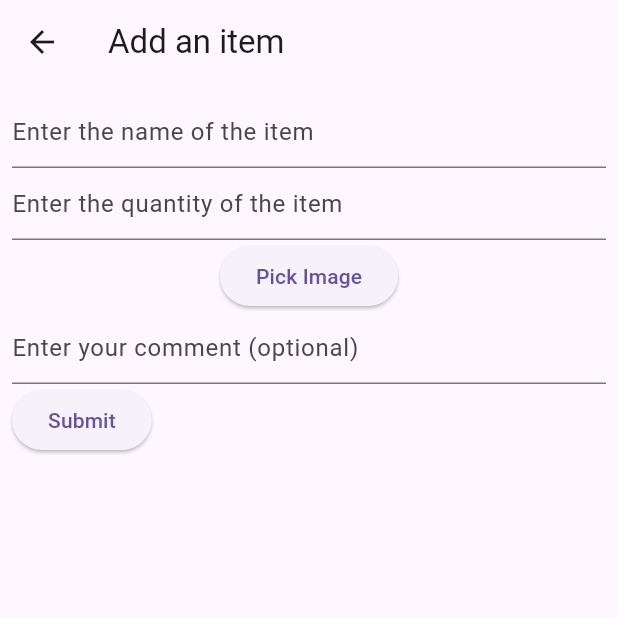
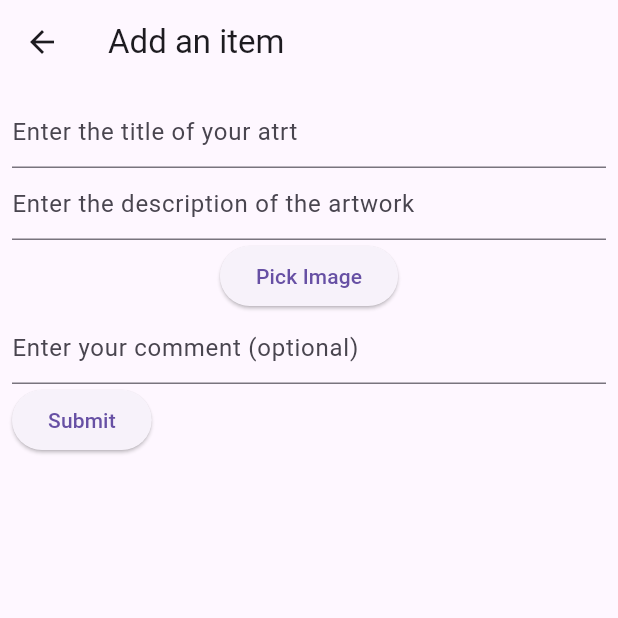
Before and after one commit to Zhgorrin/Art-Gallery, a Flutter app: the AddScreen screen opened directly, on a phone screen of 412 x 824 dp, the top half of it. Run offline on Flutter 3.47's test engine with Material 3 defaults, Android fonts, the phone set to English and light mode, and no system bars; our stand-ins replace cloud_firestore, firebase_auth, firebase_core, firebase_storage, image_picker; accounts and stored records are empty.

Commit message:
Minor changes and fixes

```diff
--- a/pj2/lib/add.dart
+++ b/pj2/lib/add.dart
@@ -44,10 +44,10 @@ class _AddScreenState extends State<AddScreen> {
                 TextFormField(
                   controller: _controllerName,
                   decoration: const InputDecoration(
-                      hintText: 'Enter the name of the item'),
+                      hintText: 'Enter the title of your atrt'),
                   validator: (String? value) {
                     if (value == null || value.isEmpty) {
-                      return 'Please enter the item name';
+                      return 'Please enter the artwork title';
                     }
                     return null;
                   },
@@ -55,10 +55,10 @@ class _AddScreenState extends State<AddScreen> {
                 TextFormField(
                   controller: _controllerQuantity,
                   decoration: const InputDecoration(
-                      hintText: 'Enter the quantity of the item'),
+                      hintText: 'Enter the description of the artwork'),
                   validator: (String? value) {
                     if (value == null || value.isEmpty) {
-                      return 'Please enter the item quantity';
+                      return 'Please enter the artwork description';
                     }
                     return null;
                   },
```
